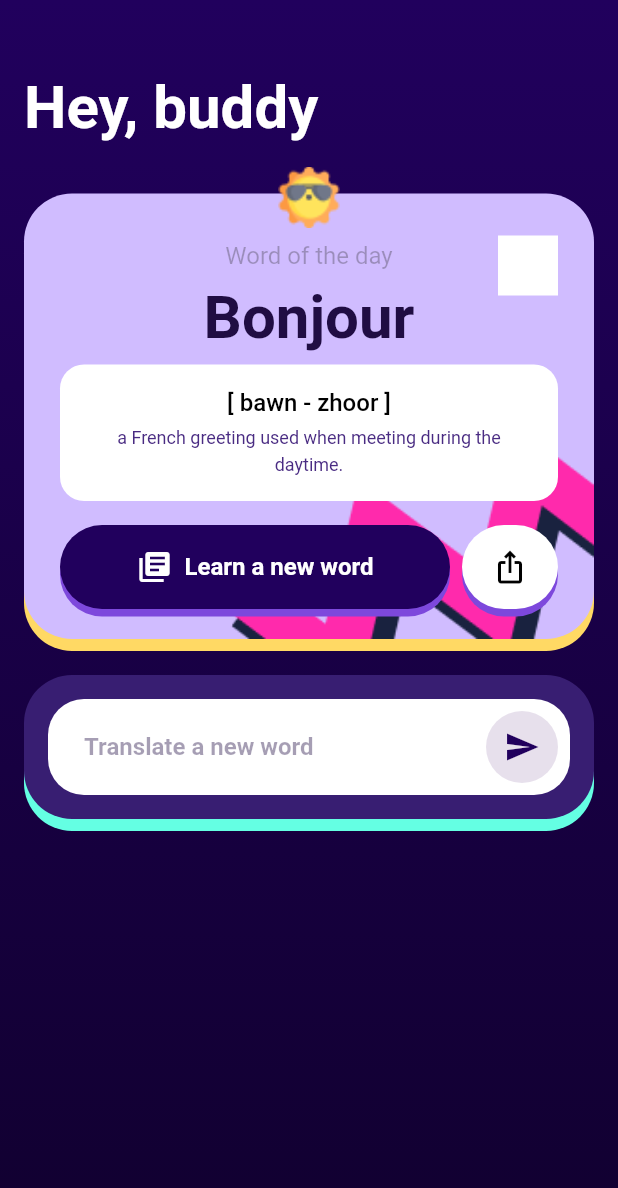
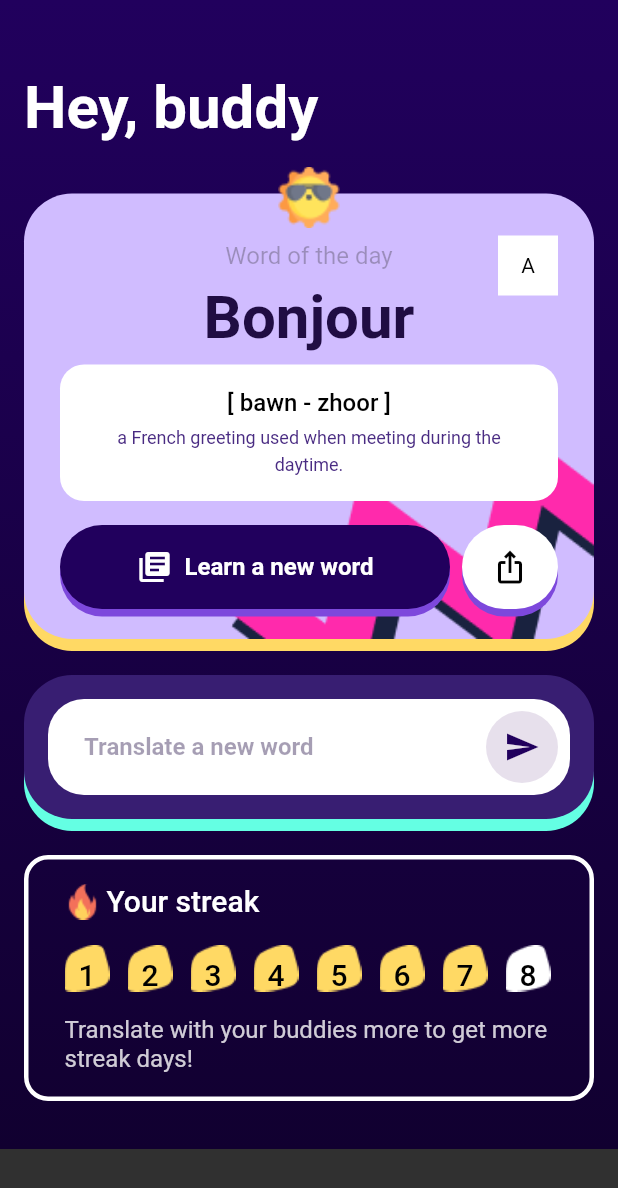
Before and after one commit to uxderrick/language_buddy, a Flutter app: the screen it shows after launch, on a phone screen of 412 x 824 dp. Shown: the top 1188 px of the screen. Run offline on Flutter 3.47's test engine with Material 2 defaults, Android fonts, the light colour scheme and no system bars; our stand-ins replace google_fonts; Roboto replaces fonts that are missing (Grandstander).

Commit message:
Built the streak and the dropdown. Customise next

```diff
--- a/lib/home.dart
+++ b/lib/home.dart
@@ -1,4 +1,6 @@
 import 'package:flutter/material.dart';
+import 'package:google_fonts/google_fonts.dart';
+import 'package:language_buddy/streak_card.dart';
 import 'package:language_buddy/text_styles.dart';
 import 'package:language_buddy/translate_CTA.dart';
 import 'package:language_buddy/wotd.dart';
@@ -31,6 +33,7 @@ class Home extends StatelessWidget {
         //#21005D, #110030
         child: const Padding(
           padding: EdgeInsets.all(16.0),
+          child: SingleChildScrollView(
             child: Column(
               crossAxisAlignment: CrossAxisAlignment.start,
               children: [
@@ -47,8 +50,16 @@ class Home extends StatelessWidget {
                 SizedBox(
                   height: 24,
                 ),
-              TranslateCTA()
+                TranslateCTA(),
+                SizedBox(
+                  height: 24,
+                ),
+                StreakCard(),
+                SizedBox(
+                  height: 16,
+                ),
               ],
+            ),
           ),
         ),
       ),
--- /dev/null
+++ b/lib/streak_card.dart
@@ -0,0 +1,102 @@
+import 'package:flutter/material.dart';
+import 'package:google_fonts/google_fonts.dart';
+import 'package:language_buddy/streak_chip.dart';
+
+class StreakCard extends StatefulWidget {
+  const StreakCard({
+    super.key,
+  });
+
+  @override
+  State<StreakCard> createState() => _StreakCardState();
+}
+
+class _StreakCardState extends State<StreakCard> {
+  int day = 1;
+  List<bool> streakActiveStatus = List.generate(700, (index) => false);
+
+  @override
+  void initState() {
+    super.initState();
+    _startCountingDays();
+  }
+
+  void _startCountingDays() async {
+    for (int i = 0; i < 700; i++) {
+      await Future.delayed(
+        const Duration(seconds: 1),
+      );
+      setState(() {
+        streakActiveStatus[i] = true;
+      });
+    }
+  }
+
+  @override
+  Widget build(BuildContext context) {
+    return Container(
+      // height: 156,
+      width: double.infinity,
+      decoration: BoxDecoration(
+        border: Border.all(
+          color: Colors.white,
+          width: 3,
+        ),
+        borderRadius: BorderRadius.circular(16),
+      ),
+      child: Padding(
+        padding: const EdgeInsets.symmetric(horizontal: 24, vertical: 16),
+        child: Column(
+          children: [
+            Row(
+              crossAxisAlignment: CrossAxisAlignment.start,
+              children: [
+                Image.asset(
+                  'images/image 2.png',
+                ),
+                const SizedBox(
+                  width: 4,
+                ),
+                Text(
+                  'Your streak',
+                  style: GoogleFonts.grandstander(
+                      fontWeight: FontWeight.w500,
+                      color: Colors.white,
+                      fontSize: 20),
+                )
+              ],
+            ),
+            const SizedBox(
+              height: 8,
+            ),
+            SizedBox(
+              // color: Colors.white,
+              height: 40,
+              width: double.infinity,
+              child: ListView.builder(
+                itemCount: 700,
+                scrollDirection: Axis.horizontal,
+                itemBuilder: (BuildContext context, int index) {
+                  return StreakChip(
+                    day: index + 1,
+                    active: streakActiveStatus[index],
+                  );
+                },
+              ),
+            ),
+            const SizedBox(
+              height: 16,
+            ),
+            Text(
+              'Translate with your buddies more to get more streak days!',
+              style: GoogleFonts.inriaSans(
+                fontSize: 16,
+                color: Colors.white.withOpacity(0.8),
+              ),
+            ),
+          ],
+        ),
+      ),
+    );
+  }
+}
--- /dev/null
+++ b/lib/streak_chip.dart
@@ -0,0 +1,33 @@
+import 'package:flutter/material.dart';
+import 'package:google_fonts/google_fonts.dart';
+
+class StreakChip extends StatelessWidget {
+  StreakChip({
+    super.key,
+    required this.day,
+    required this.active,
+  });
+
+  final int day;
+  bool active;
+
+  @override
+  Widget build(BuildContext context) {
+    return Padding(
+      padding: const EdgeInsets.only(right: 12.0),
+      child: Stack(alignment: Alignment.bottomCenter, children: [
+        Image.asset(active
+            ? 'images/streak_active.png'
+            : 'images/Card-state-layer/Vector 66.png'),
+        Text(
+          day.toString(),
+          style: GoogleFonts.grandstander(
+            color: Colors.black,
+            fontSize: 20,
+            fontWeight: FontWeight.w500,
+          ),
+        )
+      ]),
+    );
+  }
+}
--- a/lib/translate_cta.dart
+++ b/lib/translate_cta.dart
@@ -45,7 +45,7 @@ class TranslateCTA extends StatelessWidget {
             ),
             const Spacer(),
             Container(
-              padding: EdgeInsets.all(12),
+              padding: const EdgeInsets.all(12),
               // height: 40,
               // width: 40,
               decoration: BoxDecoration(
--- a/lib/wotd.dart
+++ b/lib/wotd.dart
@@ -1,4 +1,3 @@
-import 'package:flutter/cupertino.dart';
 import 'package:flutter/material.dart';
 import 'package:google_fonts/google_fonts.dart';
 import 'package:language_buddy/text_styles.dart';
@@ -12,6 +11,9 @@ class WordOfTheDay extends StatefulWidget {
   State<WordOfTheDay> createState() => _WordOfTheDayState();
 }
 
+String selected = 'A';
+List<String> items = ['A', 'B', 'C', 'D'];
+
 class _WordOfTheDayState extends State<WordOfTheDay> {
   @override
   Widget build(BuildContext context) {
@@ -21,7 +23,7 @@ class _WordOfTheDayState extends State<WordOfTheDay> {
         SizedBox(
           child: Column(
             children: [
-              Container(
+              const SizedBox(
                 height: 18,
               ),
               Stack(children: [
@@ -50,11 +52,20 @@ class _WordOfTheDayState extends State<WordOfTheDay> {
                         Padding(
                             padding: const EdgeInsets.only(right: 24, top: 28),
 
-                            //dropdown for languages
-                            child: Container(
-                              height: 40,
-                              width: 40,
-                              color: Colors.white,
+                            //*dropdown for languages
+                            child: GestureDetector(
+                              onTap: () => showModal(context),
+                              child: Container(
+                                height: 40,
+                                width: 40,
+                                color: Colors.white,
+                                child: Center(
+                                  child: Text(
+                                    selected,
+                                    style: const TextStyle(color: Colors.black),
+                                  ),
+                                ),
+                              ),
                             )),
                         Image.asset(
                           'images/zigzag.png',
@@ -211,4 +222,36 @@ class _WordOfTheDayState extends State<WordOfTheDay> {
       ],
     );
   }
+
+  void showModal(context) {
+    showModalBottomSheet(
+        // backgroundColor: Colors.white,
+        context: context,
+        builder: (context) {
+          return Container(
+            padding: const EdgeInsets.all(8),
+            height: 200,
+            alignment: Alignment.center,
+            child: ListView.separated(
+                itemCount: items.length,
+                separatorBuilder: (context, int) {
+                  return Divider(
+                    color: Colors.white.withOpacity(0.1),
+                  );
+                },
+                itemBuilder: (context, index) {
+                  return GestureDetector(
+                      child: Text(items[index]),
+                      onTap: () {
+                        setState(() {
+                          selected = items[index];
+                        });
+                        Navigator.of(context).pop();
+                      });
+                }),
+          );
+        });
+  }
+
+  //*Country list tile
 }
--- a/pubspec.yaml
+++ b/pubspec.yaml
@@ -62,6 +62,7 @@ flutter:
   # To add assets to your application, add an assets section, like this:
   assets:
     - images/
+    - images/Card-state-layer/
   #   - images/a_dot_ham.jpeg
 
   # An image asset can refer to one or more resolution-specific "variants", see
```
Also changed, not shown: lib/text_styles.dart (+4 -3 lines), images/Card-state-layer/Vector 66.png (added), images/image 2.png (added), images/streak_active.png (added). Lines whose indentation alone changed are shown as unchanged.
